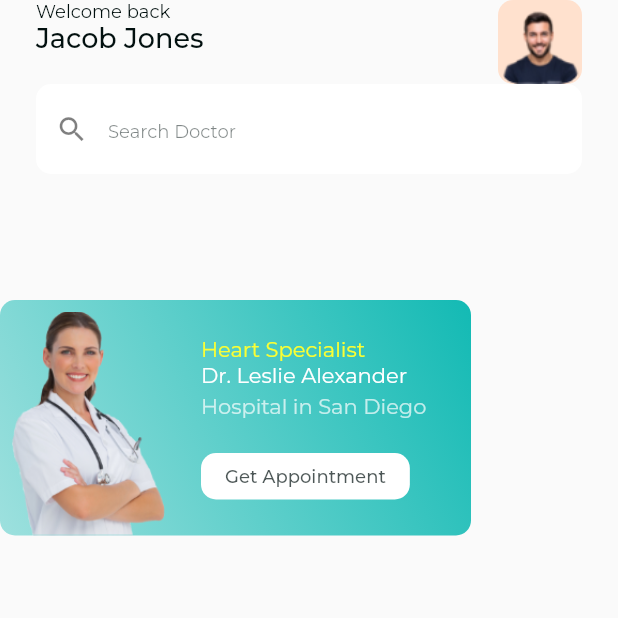
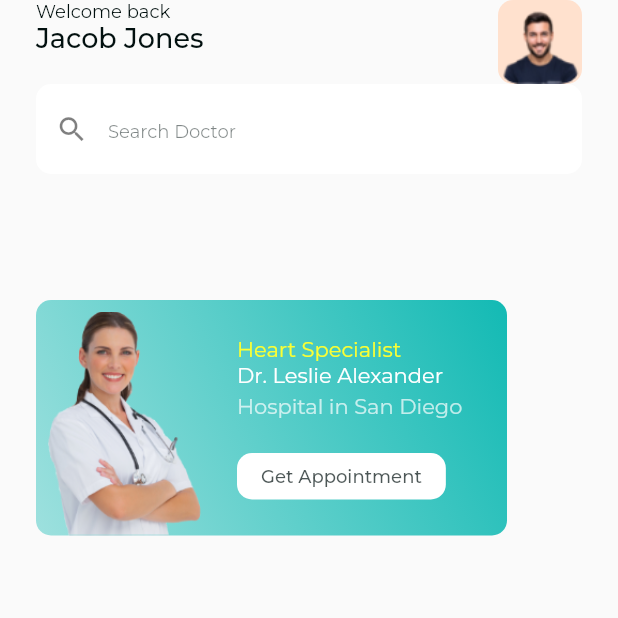
Before and after one commit to romofel/flutter-ui_practice-medical, a Flutter app: the screen it shows after launch, on a phone screen of 412 x 824 dp, the top half of it. Run offline on Flutter 3.47's test engine with Material 2 defaults, Android fonts, the phone set to English and light mode, and no system bars; our stand-ins replace google_fonts.

Commit message:
Add left padding to align card section

```diff
--- a/lib/screens/home_screen.dart
+++ b/lib/screens/home_screen.dart
@@ -15,8 +15,9 @@ class HomeScreen extends StatelessWidget {
             delegate: HomeScreenBar(),
           ),
           SliverToBoxAdapter(
-            child: SizedBox(
+            child: Container(
               height: 157,
+              padding: const EdgeInsets.only(left: 24),
               child: ListView.builder(
                 scrollDirection: Axis.horizontal,
                 itemCount: 1,
```
